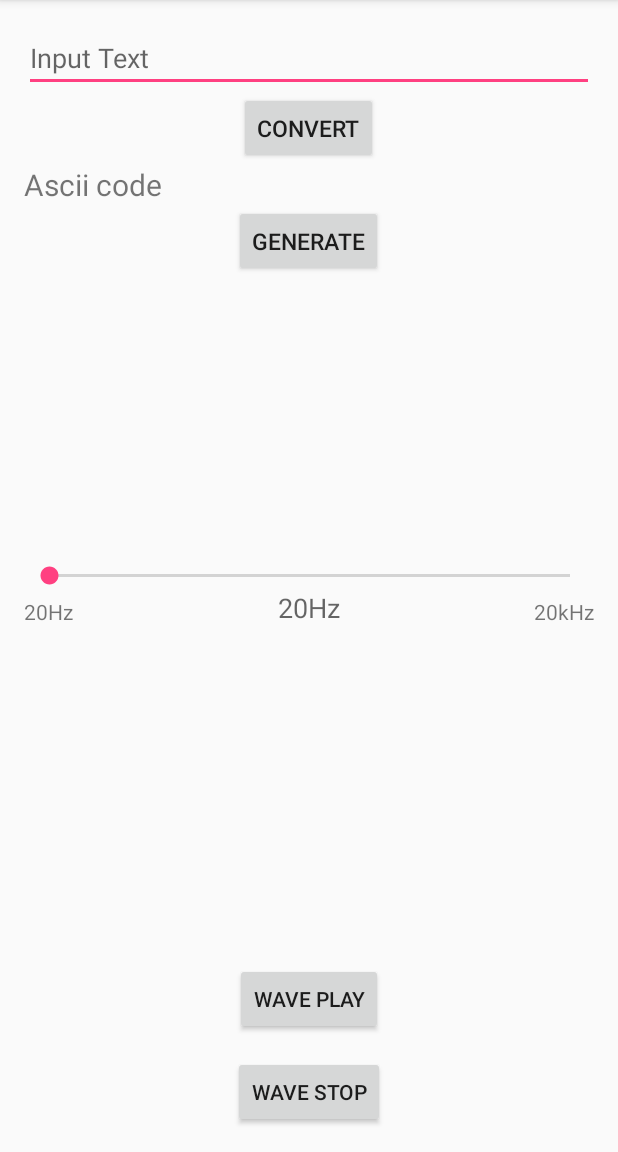
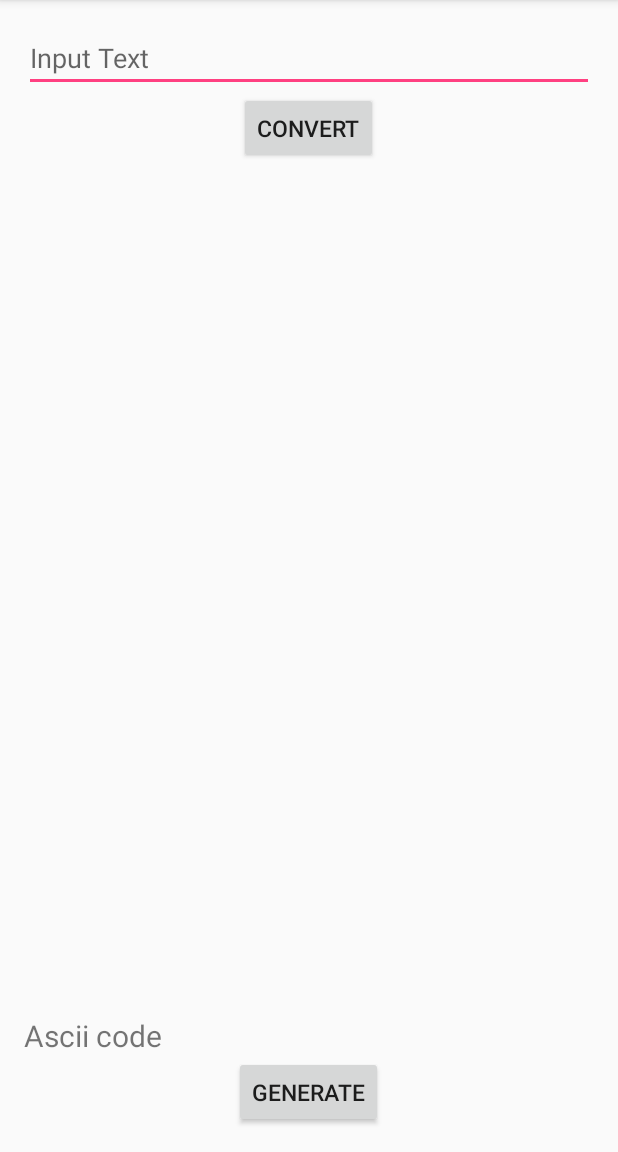
Before and after one commit to HyungJiny/soundBeacon, an Android app: the screen it shows after launch (MainActivity), on a phone screen of 412 x 824 dp, the part 84-1236 px from its top. Run offline under Robolectric (Android 15) with nearby library versions, the phone set to English and light mode, and no system bars.

Commit message:
아스키 변환 부분만 남기고 테스트 부분 제거

```diff
--- a/HighFreq/app/src/main/java/com/dnlab/jiny/highfreq/MainActivity.java
+++ b/HighFreq/app/src/main/java/com/dnlab/jiny/highfreq/MainActivity.java
@@ -10,27 +10,27 @@ import android.widget.TextView;
 
 public class MainActivity extends AppCompatActivity {
 
-    private double frequencyOfTune = 440; // hz
+//    private double frequencyOfTune = 440; // hz
     private double BIT0 = 18500; // hz
     private double BIT1 = 19500; // hz
     private int gapTime = 500; // ms
     private String toConvertText;
     private String asciiCode;
 
-    Button wavePlayButton;
-    Button waveStopButton;
+//    Button wavePlayButton;
+//    Button waveStopButton;
     Button textConvertButton;
     Button generateButton;
 
-    SeekBar frequencySeekBar;
+//    SeekBar frequencySeekBar;
 
     TextView asciiCodeView;
-    TextView frequencyValue;
+//    TextView frequencyValue;
 
     EditText inputText;
 
     //SineWaveGenerator Test
-    SineWaveGenerator sineWaveGenerator = new SineWaveGenerator();
+//    SineWaveGenerator sineWaveGenerator = new SineWaveGenerator();
     ConvertAscii convertAscii;
 
     @Override
@@ -76,7 +76,7 @@ public class MainActivity extends AppCompatActivity {
 
         // 원하는 주파수를 조정해서 발생시키는 코드
 
-        frequencySeekBar = (SeekBar) findViewById(R.id.frequency_seekBar);
+       /* frequencySeekBar = (SeekBar) findViewById(R.id.frequency_seekBar);
         frequencyValue = (TextView) findViewById(R.id.frequency_value_textView);
         frequencySeekBar.setOnSeekBarChangeListener(new SeekBar.OnSeekBarChangeListener() {
             @Override
@@ -98,9 +98,9 @@ public class MainActivity extends AppCompatActivity {
             public void onStopTrackingTouch(SeekBar seekBar) {
 
             }
-        });
+        });*/
 
-        wavePlayButton = (Button) findViewById(R.id.play_button);
+        /*wavePlayButton = (Button) findViewById(R.id.play_button);
         wavePlayButton.setOnClickListener(new View.OnClickListener() {
             @Override
             public void onClick(View view) {
@@ -116,7 +116,7 @@ public class MainActivity extends AppCompatActivity {
                 sineWaveGenerator.stop();
             }
         });
-
+*/
     }
 
 }
--- a/HighFreq/app/src/main/res/layout/activity_main.xml
+++ b/HighFreq/app/src/main/res/layout/activity_main.xml
@@ -26,6 +26,15 @@
             android:text="Convert"
             android:layout_gravity="center" />
 
+
+    </LinearLayout>
+
+    <LinearLayout
+        android:layout_width="match_parent"
+        android:layout_height="wrap_content"
+        android:orientation="vertical"
+        android:layout_alignParentBottom="true">
+
         <TextView
             android:layout_width="match_parent"
             android:layout_height="wrap_content"
@@ -39,19 +48,21 @@
             android:layout_width="wrap_content"
             android:textSize="15dp"
             android:text="Generate"
-            android:layout_gravity="center" />
+            android:layout_gravity="center"
+            android:layout_alignParentBottom="true"
+            android:layout_centerHorizontal="true" />
+
     </LinearLayout>
-
-    <Button
+    <!-- <Button
          android:layout_width="wrap_content"
          android:layout_height="wrap_content"
          android:text="wave play"
          android:id="@+id/play_button"
          android:layout_alignParentBottom="true"
          android:layout_centerHorizontal="true"
-        android:layout_marginBottom="62dp" />
+         android:layout_marginBottom="62dp" />-->
 
-    <SeekBar
+    <!--<SeekBar
         android:layout_width="match_parent"
         android:layout_height="wrap_content"
         android:id="@+id/frequency_seekBar"
@@ -85,14 +96,14 @@
         android:text="20Hz"
         android:id="@+id/min_freq_textView"
         android:layout_alignBottom="@+id/frequency_value_textView"
-        android:layout_alignParentStart="true" />
+        android:layout_alignParentStart="true" />-->
 
-    <Button
+   <!-- <Button
         android:layout_width="wrap_content"
         android:layout_height="wrap_content"
         android:text="wave stop"
         android:id="@+id/stop_button"
         android:layout_alignParentBottom="true"
-        android:layout_centerHorizontal="true" />
+        android:layout_centerHorizontal="true" />-->
 
 </RelativeLayout>
--- a/HighFreq/build.gradle
+++ b/HighFreq/build.gradle
@@ -5,7 +5,7 @@ buildscript {
         jcenter()
     }
     dependencies {
-        classpath 'com.android.tools.build:gradle:2.1.3'
+        classpath 'com.android.tools.build:gradle:2.2.2'
 
         // NOTE: Do not place your application dependencies here; they belong
         // in the individual module build.gradle files
```
Lines whose indentation alone changed are shown as unchanged.
